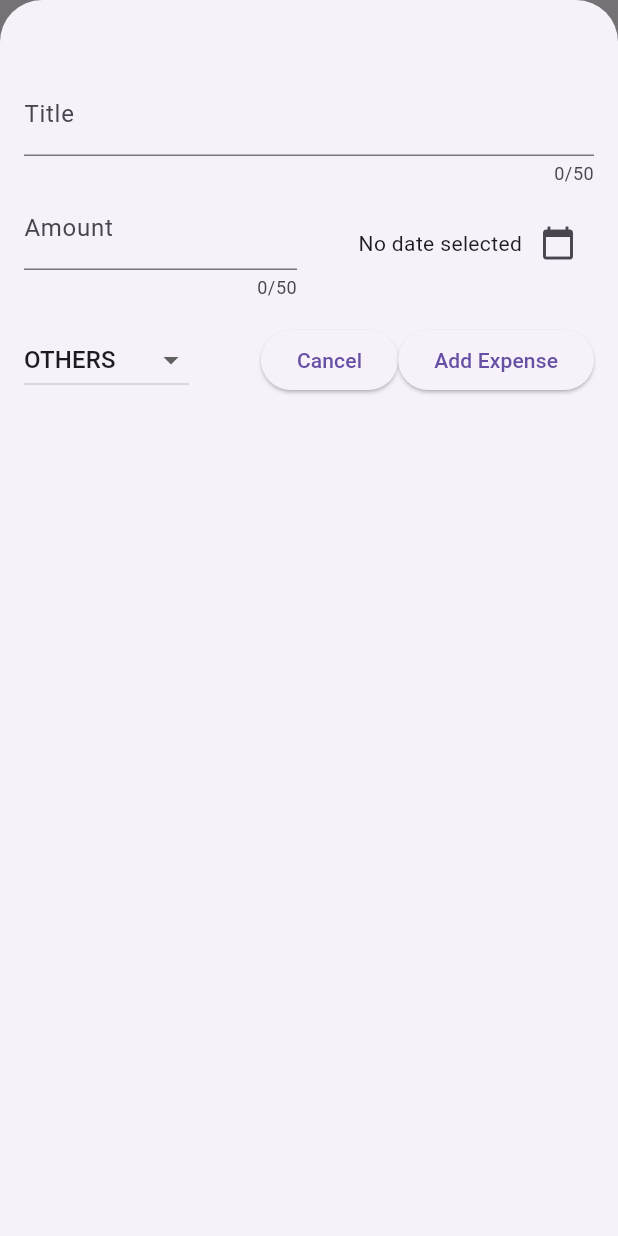
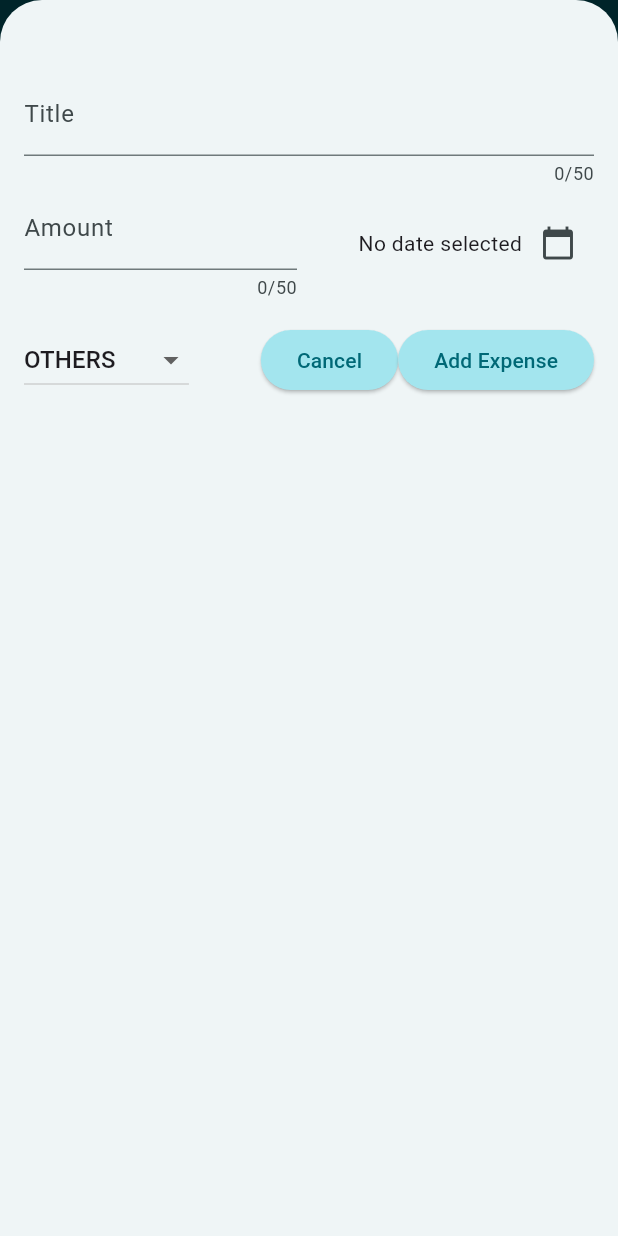
Before and after one commit to rasmusmedj/flutter_expense_tracker, a Flutter app: the screen it shows after launch, after a tap on the "add" icon, on a phone screen of 412 x 824 dp. Run offline on Flutter 3.47's test engine with Material 3 defaults, Android fonts, the phone set to English and light mode, and no system bars.

Commit message:
add dark mode video #128 done

```diff
--- a/lib/main.dart
+++ b/lib/main.dart
@@ -2,10 +2,60 @@ import 'package:flutter/material.dart';
 
 import 'widgets/expenses.dart';
 
+var kColorScheme = ColorScheme.fromSeed(
+    seedColor: Colors.cyan,
+    secondary: const Color.fromARGB(255, 163, 229, 238));
+
+var kDarkColorScheme = ColorScheme.fromSeed(
+    brightness: Brightness.dark,
+    seedColor: Color.fromARGB(255, 1, 59, 59),
+    secondary: Color.fromARGB(255, 5, 95, 107));
+
 void main() {
   runApp(
-    const MaterialApp(
-      home: Expenses(),
+    MaterialApp(
+      darkTheme: ThemeData.dark().copyWith(
+        cardTheme: const CardTheme().copyWith(
+          color: kDarkColorScheme.secondaryContainer,
+          margin: const EdgeInsets.symmetric(
+            horizontal: 16,
+            vertical: 8,
+          ),
+        ),
+        elevatedButtonTheme: ElevatedButtonThemeData(
+          style: ElevatedButton.styleFrom(
+            backgroundColor: kDarkColorScheme.primaryContainer,
+            foregroundColor: kDarkColorScheme.onPrimaryContainer,
+          ),
+        ),
+      ),
+      theme: ThemeData(
+        colorScheme: kColorScheme,
+        appBarTheme: const AppBarTheme().copyWith(
+          backgroundColor: kColorScheme.onPrimaryContainer,
+          foregroundColor: kColorScheme.primaryContainer,
+        ),
+        cardTheme: const CardTheme().copyWith(
+          color: kColorScheme.primaryContainer,
+          shadowColor: kColorScheme.secondary,
+          margin: const EdgeInsets.symmetric(
+            horizontal: 16,
+            vertical: 8,
+          ),
+        ),
+        elevatedButtonTheme: ElevatedButtonThemeData(
+          style:
+              ElevatedButton.styleFrom(backgroundColor: kColorScheme.secondary),
+        ),
+        textTheme: ThemeData().textTheme.copyWith(
+              titleLarge: TextStyle(
+                color: kColorScheme.onSecondaryContainer,
+                fontSize: 24,
+                fontWeight: FontWeight.bold,
+              ),
+            ),
+      ),
+      home: const Expenses(),
     ),
   );
 }
--- a/lib/widgets/expenses_list/expense_item.dart
+++ b/lib/widgets/expenses_list/expense_item.dart
@@ -15,8 +15,12 @@ class ExpenseItem extends StatelessWidget {
           vertical: 16,
         ),
         child: Column(
+          crossAxisAlignment: CrossAxisAlignment.start,
           children: [
-            Text(expense.title),
+            Text(
+              expense.title,
+              style: Theme.of(context).textTheme.titleLarge,
+            ),
             const SizedBox(height: 4),
             Row(
               children: [
--- a/lib/widgets/expenses_list/expenses_list.dart
+++ b/lib/widgets/expenses_list/expenses_list.dart
@@ -18,13 +18,19 @@ class ExpensesList extends StatelessWidget {
       itemCount: expenses.length,
       itemBuilder: (ctx, index) => Dismissible(
         key: ValueKey(expenses[index]),
+        background: Container(
+          color: Theme.of(context).colorScheme.error.withOpacity(.5),
+          margin: EdgeInsets.symmetric(
+            horizontal: Theme.of(context).cardTheme.margin!.horizontal,
+          ),
+        ),
         onDismissed: (direction) {
           onRemoveExpense(expenses[index]);
-          },
+        },
         child: ExpenseItem(
           expenses[index],
-          ),
         ),
+      ),
     );
   }
 }
```
